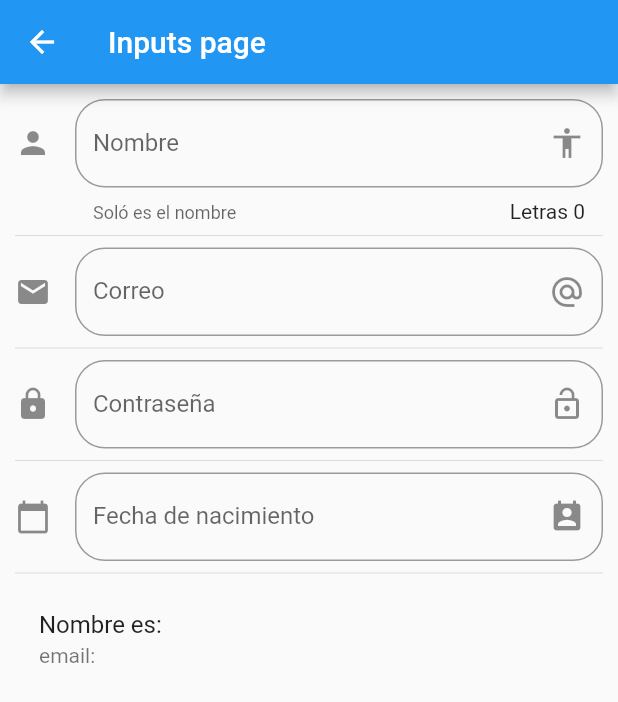
After one commit to edgon85/Componentes---Flutter, a Flutter app: the screen it shows after launch, after a tap on "Inputs", on a phone screen of 412 x 824 dp. The commit adds this screen. Shown: the top 702 px of the screen. Run offline on Flutter 3.47's test engine with Material 2 defaults, Android fonts, the phone set to English and light mode, and no system bars; network calls fail.

Commit message:
inpitFields, Email y password field, DatePicker

```diff
--- a/assets/data/menu_options.json
+++ b/assets/data/menu_options.json
@@ -20,6 +20,11 @@
       "ruta": "animatedContainer",
       "icon": "donut_large",
       "text": "Animated container"
+    },
+    {
+      "ruta": "inputs",
+      "icon": "input",
+      "text": "Inputs"
     }
   ]
 }
--- a/lib/main.dart
+++ b/lib/main.dart
@@ -1,4 +1,5 @@
 import 'package:flutter/material.dart';
+import 'package:flutter_localizations/flutter_localizations.dart';
 
 import 'package:componentes/src/routes/routes.dart';
 
@@ -14,6 +15,14 @@ class MyApp extends StatelessWidget {
         primarySwatch: Colors.blue,
       ),
       debugShowCheckedModeBanner: false,
+      localizationsDelegates: [
+        GlobalMaterialLocalizations.delegate,
+        GlobalWidgetsLocalizations.delegate,
+      ],
+      supportedLocales: [
+        const Locale('en'), // English
+        const Locale('es'), // Spanish
+      ],
       //home: HomePage(),
       initialRoute: '/',
       routes: getApplicationRoutes(),
--- /dev/null
+++ b/lib/src/pages/Inputs_page.dart
@@ -0,0 +1,132 @@
+import 'package:flutter/material.dart';
+
+class InputsPage extends StatefulWidget {
+  @override
+  _InputsPageState createState() => _InputsPageState();
+}
+
+class _InputsPageState extends State<InputsPage> {
+  String _nombre = '';
+  String _email = '';
+  String _fecha = '';
+
+  TextEditingController _inputFieldDateControler = new TextEditingController();
+
+  @override
+  Widget build(BuildContext context) {
+    return Scaffold(
+      appBar: AppBar(
+        title: Text('Inputs page'),
+      ),
+      body: ListView(
+        padding: EdgeInsets.all(10.0),
+        children: <Widget>[
+          _createInput(),
+          Divider(),
+          _createEmail(),
+          Divider(),
+          _createPassword(),
+          Divider(),
+          _createDate(context),
+          Divider(),
+          _createPerson(),
+        ],
+      ),
+    );
+  }
+
+  Widget _createInput() {
+    return TextField(
+      //autofocus: true,
+      textCapitalization: TextCapitalization.sentences,
+      decoration: InputDecoration(
+          border: OutlineInputBorder(
+            borderRadius: BorderRadius.circular(20.0),
+          ),
+          counter: Text('Letras ${_nombre.length}'),
+          hintText: 'Nombre',
+          labelText: 'Nombre',
+          helperText: 'Soló es el nombre',
+          suffixIcon: Icon(Icons.accessibility),
+          icon: Icon(Icons.person)),
+      onChanged: (valor) {
+        setState(() {
+          _nombre = valor;
+        });
+      },
+    );
+  }
+
+  Widget _createEmail() {
+    return TextField(
+        keyboardType: TextInputType.emailAddress,
+        decoration: InputDecoration(
+            border: OutlineInputBorder(
+              borderRadius: BorderRadius.circular(20.0),
+            ),
+            hintText: 'Correo',
+            labelText: 'Correo',
+            suffixIcon: Icon(Icons.alternate_email),
+            icon: Icon(Icons.email)),
+        onChanged: (valor) => setState(() {
+              _email = valor;
+            }));
+  }
+
+  Widget _createPassword() {
+    return TextField(
+      obscureText: true,
+      decoration: InputDecoration(
+          border: OutlineInputBorder(
+            borderRadius: BorderRadius.circular(20.0),
+          ),
+          hintText: 'Contraseña',
+          labelText: 'Contraseña',
+          suffixIcon: Icon(Icons.lock_open),
+          icon: Icon(Icons.lock)),
+      onChanged: (valor) {},
+    );
+  }
+
+  Widget _createDate(BuildContext context) {
+    return TextField(
+      enableInteractiveSelection: false,
+      controller: _inputFieldDateControler,
+      decoration: InputDecoration(
+          border: OutlineInputBorder(
+            borderRadius: BorderRadius.circular(20.0),
+          ),
+          hintText: 'Fecha de nacimiento',
+          labelText: 'Fecha de nacimiento',
+          suffixIcon: Icon(Icons.perm_contact_calendar),
+          icon: Icon(Icons.calendar_today)),
+      onTap: () {
+        FocusScope.of(context).requestFocus(FocusNode());
+        _selectDate(context);
+      },
+    );
+  }
+
+  _selectDate(BuildContext context) async {
+    DateTime picked = await showDatePicker(
+        context: context,
+        initialDate: new DateTime.now(),
+        firstDate: new DateTime(2018),
+        lastDate: new DateTime(2025),
+        locale: Locale('es', 'ES'));
+
+    if (picked != null) {
+      setState(() {
+        _fecha = picked.toString();
+        _inputFieldDateControler.text = _fecha;
+      });
+    }
+  }
+
+  Widget _createPerson() {
+    return ListTile(
+      title: Text('Nombre es: $_nombre'),
+      subtitle: Text('email: $_email'),
+    );
+  }
+}
--- a/lib/src/routes/routes.dart
+++ b/lib/src/routes/routes.dart
@@ -1,3 +1,4 @@
+import 'package:componentes/src/pages/Inputs_page.dart';
 import 'package:componentes/src/pages/animated_container.dart';
 import 'package:flutter/material.dart';
 
@@ -12,6 +13,7 @@ Map<String, WidgetBuilder> getApplicationRoutes() {
     'alert': (BuildContext context) => AlertPage(),
     'avatar': (BuildContext context) => AvatarPage(),
     'card': (BuildContext context) => CardPage(),
-    'animatedContainer': (BuildContext contex) => AnimatedContainerPage()
+    'animatedContainer': (BuildContext contex) => AnimatedContainerPage(),
+    'inputs': (BuildContext contex) => InputsPage()
   };
 }
--- a/lib/src/utils/icon_string_util.dart
+++ b/lib/src/utils/icon_string_util.dart
@@ -4,7 +4,8 @@ final _icons = <String, IconData>{
   'add_alert': Icons.add_alert,
   'accessibility': Icons.accessibility,
   'folder_open': Icons.folder_open,
-  'donut_large': Icons.donut_large
+  'donut_large': Icons.donut_large,
+  'input': Icons.input
 };
 
 Icon getIcon(String nameIcon) {
--- a/pubspec.yaml
+++ b/pubspec.yaml
@@ -18,6 +18,9 @@ environment:
 
 dependencies:
   flutter:
+    sdk: flutter
+
+  flutter_localizations:
     sdk: flutter
 
   # The following adds the Cupertino Icons font to your application.
```
Also changed, not shown: pubspec.lock.
